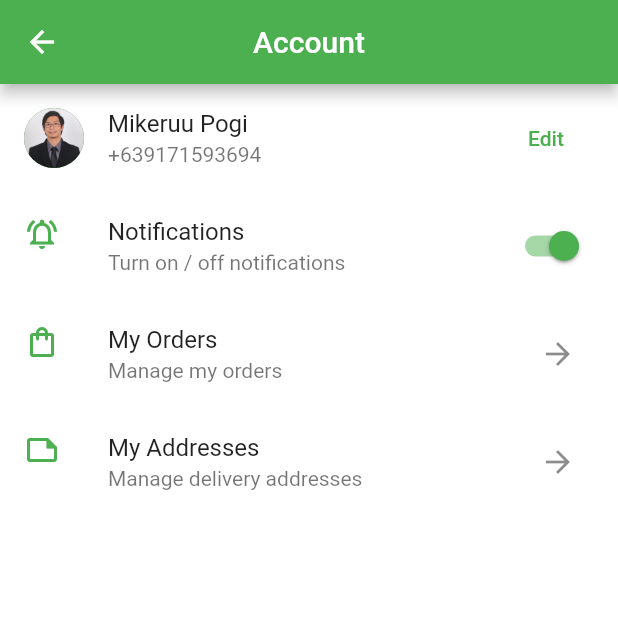
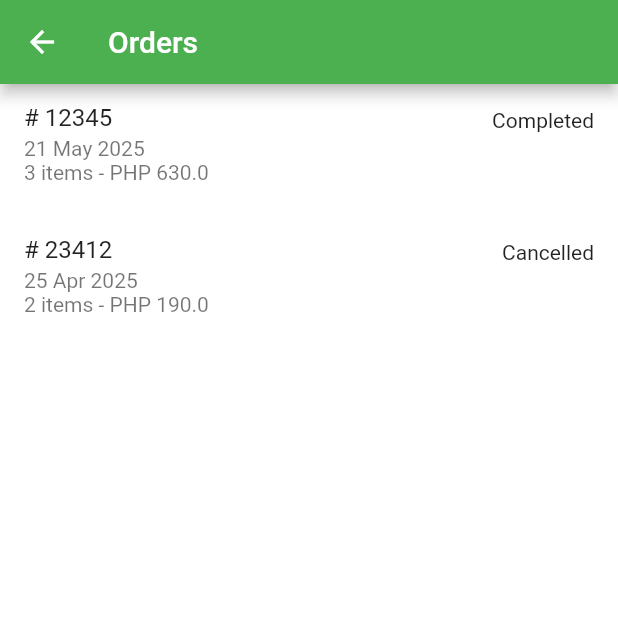
Before and after one commit to MBanawa/groceryapp, a Flutter app: the AccountScreen screen opened directly, after a tap on the "arrow forward" icon, on a phone screen of 412 x 824 dp, the top half of it. Run offline on Flutter 3.47's test engine with Material 2 defaults, Android fonts, the light colour scheme and no system bars; our stand-ins replace carousel_slider, get.

Commit message:
added orders and order detail screens

```diff
--- a/lib/screens/account.dart
+++ b/lib/screens/account.dart
@@ -1,6 +1,8 @@
 import 'package:flutter/material.dart';
 import 'package:get/get.dart';
 import 'package:groceryapp/screens/address.dart';
+import 'package:groceryapp/screens/manage_address.dart';
+import 'package:groceryapp/screens/orders.dart';
 import 'package:groceryapp/screens/profile.dart';
 
 class AccountScreen extends StatelessWidget {
@@ -48,7 +50,9 @@ class AccountScreen extends StatelessWidget {
             title: const Text("My Orders"),
             subtitle: const Text("Manage my orders"),
             trailing: IconButton(
-              onPressed: () {},
+              onPressed: () {
+                Get.to(OrdersScreen());
+              },
               icon: const Icon(Icons.arrow_forward),
             ),
           ),
--- /dev/null
+++ b/lib/screens/order_detail.dart
@@ -0,0 +1,10 @@
+import 'package:flutter/material.dart';
+
+class OrderDetailScreen extends StatelessWidget {
+  const OrderDetailScreen({Key? key}) : super(key: key);
+
+  @override
+  Widget build(BuildContext context) {
+    return Scaffold();
+  }
+}
--- /dev/null
+++ b/lib/screens/orders.dart
@@ -0,0 +1,97 @@
+import 'package:flutter/material.dart';
+import 'package:get/get.dart';
+import 'package:groceryapp/screens/order_detail.dart';
+
+class OrdersScreen extends StatelessWidget {
+  OrdersScreen({Key? key}) : super(key: key);
+
+  final List _orders = [
+    {
+      "id": "12345",
+      "status": "Completed",
+      "paymentMethod": "COD",
+      "deliveryAddress": "1 Makisig Way, Elite Village, 2009",
+      "dateString": "21 May 2025",
+      "cartTotal": 630.0,
+      "itemsCount": 3,
+      "cartItems": [
+        {
+          "imageURL": "assets/images/products/1.jpg",
+          "title": "Carrot",
+          "qty": 1,
+          "price": 20.0,
+          "total": 20.0,
+        },
+        {
+          "imageURL": "assets/images/products/5.jpg",
+          "title": "Raw Meat",
+          "qty": 2,
+          "price": 320.0,
+          "total": 640.0,
+        },
+        {
+          "imageURL": "assets/images/products/8.jpg",
+          "title": "Orange",
+          "qty": 1,
+          "price": 170.0,
+          "total": 170.0,
+        }
+      ]
+    },
+    {
+      "id": "23412",
+      "status": "Cancelled",
+      "paymentMethod": "COD",
+      "deliveryAddress": "1 Makisig Way, Elite Village, 2009",
+      "dateString": "25 Apr 2025",
+      "cartTotal": 190.0,
+      "itemsCount": 2,
+      "cartItems": [
+        {
+          "imageURL": "assets/images/products/1.jpg",
+          "title": "Carrot",
+          "qty": 1,
+          "price": 20.0,
+          "total": 20.0,
+        },
+        {
+          "imageURL": "assets/images/products/8.jpg",
+          "title": "Orange",
+          "qty": 1,
+          "price": 170.0,
+          "total": 170.0,
+        }
+      ]
+    }
+  ];
+
+  @override
+  Widget build(BuildContext context) {
+    return Scaffold(
+      appBar: AppBar(
+        title: const Text("Orders"),
+      ),
+      body: ListView.builder(
+        itemCount: _orders.length,
+        itemBuilder: (builderContext, index) {
+          return ListTile(
+            onTap: () {
+              Get.to(const OrderDetailScreen());
+            },
+            title: Text("# ${_orders[index]["id"]}"),
+            subtitle: Column(
+              crossAxisAlignment: CrossAxisAlignment.start,
+              children: [
+                Text(_orders[index]["dateString"]),
+                Text(
+                    "${_orders[index]["itemsCount"]} items - PHP ${_orders[index]["cartTotal"]}"),
+              ],
+            ),
+            trailing: Text(_orders[index]["status"]),
+            isThreeLine: true,
+          );
+        },
+      ),
+    );
+  }
+}
```
